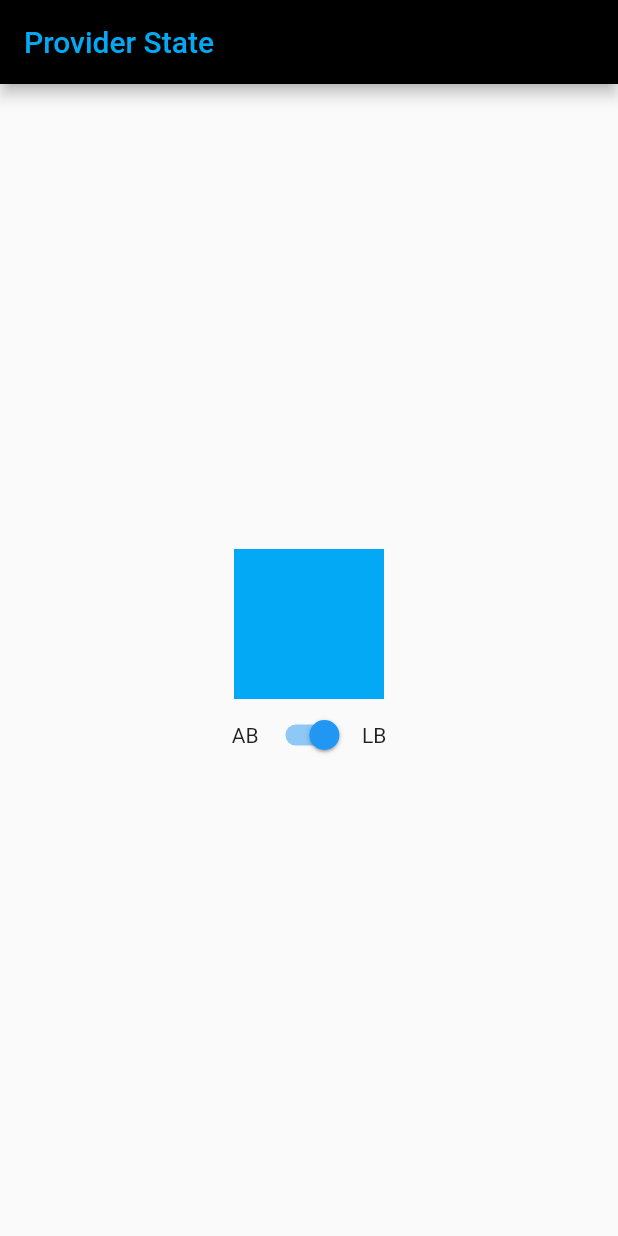
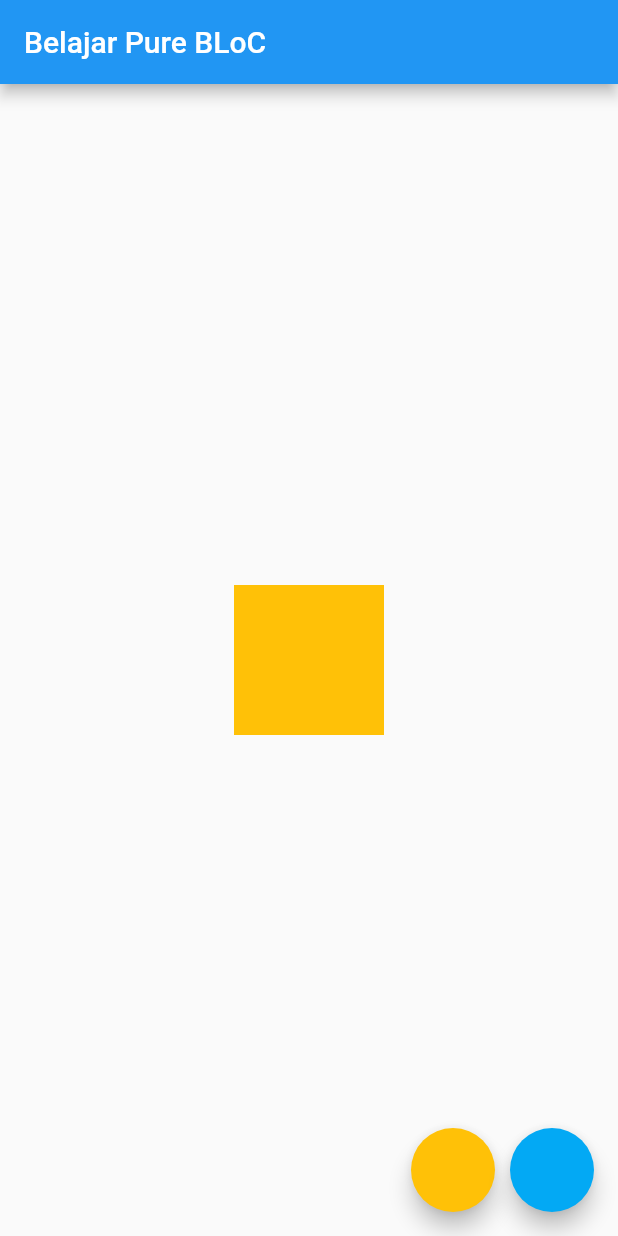
Before and after one commit to aalfiann/belajar-flutter, a Flutter app: the screen it shows after launch, on a phone screen of 412 x 824 dp. Run offline on Flutter 3.47's test engine with Material 2 defaults, Android fonts, the phone set to English and light mode, and no system bars; our stand-ins replace shared_preferences.

Commit message:
- add belajar bloc

```diff
--- /dev/null
+++ b/lib/bloc/color_bloc.dart
@@ -0,0 +1,49 @@
+import 'dart:async';
+
+import 'package:flutter/material.dart';
+import 'dart:async';
+
+enum ColorEvent { to_amber, to_light_blue }
+
+class ColorBloc {
+  // Default Color
+  Color _color = Colors.amber;
+
+  // Input UI
+  //   >> EventSink(public)
+  //     >> StreamController
+  //       >> mapEventToState(private)
+  //         >> StateSink(private)
+  //           >> StreamController
+  //             >> Output UI
+
+  StreamController<ColorEvent> _eventController =
+      StreamController<ColorEvent>();
+  StreamSink<ColorEvent> get eventSink => _eventController.sink;
+
+  StreamController<Color> _stateController = StreamController<Color>();
+  StreamSink<Color> get _stateSink => _stateController.sink;
+
+  Stream<Color> get stateStream => _stateController.stream;
+
+  void _mapEventToState(ColorEvent colorEvent) {
+    if (colorEvent == ColorEvent.to_amber) {
+      _color = Colors.amber;
+    } else {
+      _color = Colors.lightBlue;
+    }
+    // We should add statesink before going to stream to the output UI
+    _stateSink.add(_color);
+  }
+
+  // We have to create a listener for incoming stream from UI
+  ColorBloc() {
+    _eventController.stream.listen(_mapEventToState);
+  }
+
+  // When done, we have to release the memory consumption of stream object
+  void dispose() {
+    _eventController.close();
+    _stateController.close();
+  }
+}
--- /dev/null
+++ b/lib/component/belajarPureBloc.dart
@@ -0,0 +1,59 @@
+import 'package:flutter/material.dart';
+import '../bloc/color_bloc.dart';
+
+class BelajarPureBloc extends StatefulWidget {
+  @override
+  _BelajarPureBlocState createState() => _BelajarPureBlocState();
+}
+
+class _BelajarPureBlocState extends State<BelajarPureBloc> {
+  ColorBloc bloc = ColorBloc();
+
+  @override
+  void dispose() {
+    bloc.dispose();
+    super.dispose();
+  }
+
+  @override
+  Widget build(BuildContext context) {
+    return Scaffold(
+      floatingActionButton: Row(
+        mainAxisAlignment: MainAxisAlignment.end,
+        children: [
+          FloatingActionButton(
+            onPressed: () {
+              bloc.eventSink.add(ColorEvent.to_amber);
+            },
+            backgroundColor: Colors.amber,
+          ),
+          SizedBox(
+            width: 10,
+          ),
+          FloatingActionButton(
+            onPressed: () {
+              bloc.eventSink.add(ColorEvent.to_light_blue);
+            },
+            backgroundColor: Colors.lightBlue,
+          ),
+        ],
+      ),
+      appBar: AppBar(
+        title: Text('Belajar Pure BLoC'),
+      ),
+      body: Center(
+        child: StreamBuilder(
+          stream: bloc.stateStream,
+          initialData: Colors.amber,
+          builder: (bloc, snapshot) {
+            return AnimatedContainer(
+                duration: Duration(milliseconds: 500),
+                height: 100,
+                width: 100,
+                color: snapshot.data);
+          },
+        ),
+      ),
+    );
+  }
+}
--- a/lib/main.dart
+++ b/lib/main.dart
@@ -1,5 +1,5 @@
 import 'package:flutter/material.dart';
-import 'component/belajarProvider.dart';
+import 'component/belajarPureBloc.dart';
 
 void main() {
   runApp(MyApp());
@@ -15,7 +15,7 @@ class MyApp extends StatelessWidget {
       theme: ThemeData(
         primarySwatch: Colors.blue,
       ),
-      home: BelajarProvider(),
+      home: BelajarPureBloc(),
     );
   }
 }
```
